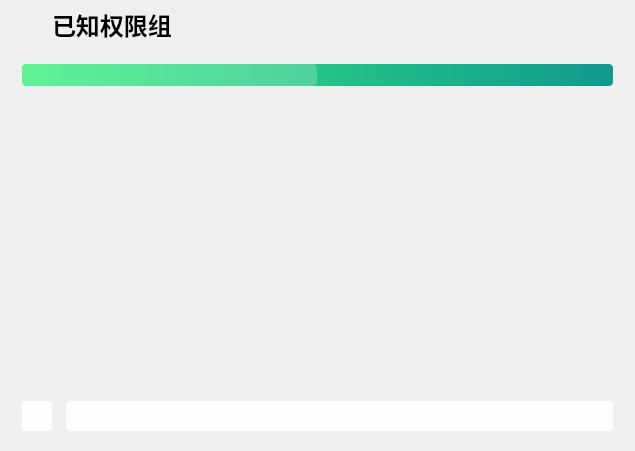
The window that QtAdb/sonPages/apps/sp_permissiongroups.ui (LapplandSP/QtAdb) describes before a commit, drawn with Qt 5.
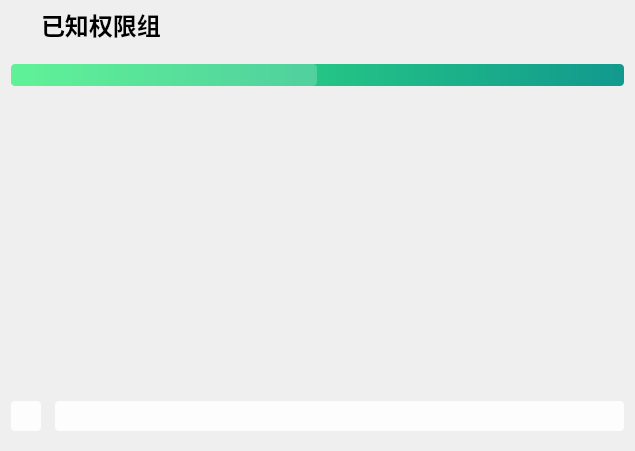
The same window after the commit. Icons and pictures are not drawn.

Patch:
```diff
--- a/QtAdb/sonPages/apps/sp_permissiongroups.ui
+++ b/QtAdb/sonPages/apps/sp_permissiongroups.ui
@@ -14,9 +14,15 @@
    <string>Form</string>
   </property>
   <layout class="QHBoxLayout" name="horizontalLayout_4">
+   <property name="leftMargin">
+    <number>0</number>
+   </property>
    <property name="topMargin">
     <number>0</number>
    </property>
+   <property name="rightMargin">
+    <number>0</number>
+   </property>
    <item>
     <widget class="QWidget" name="widget" native="true">
      <property name="styleSheet">
```
